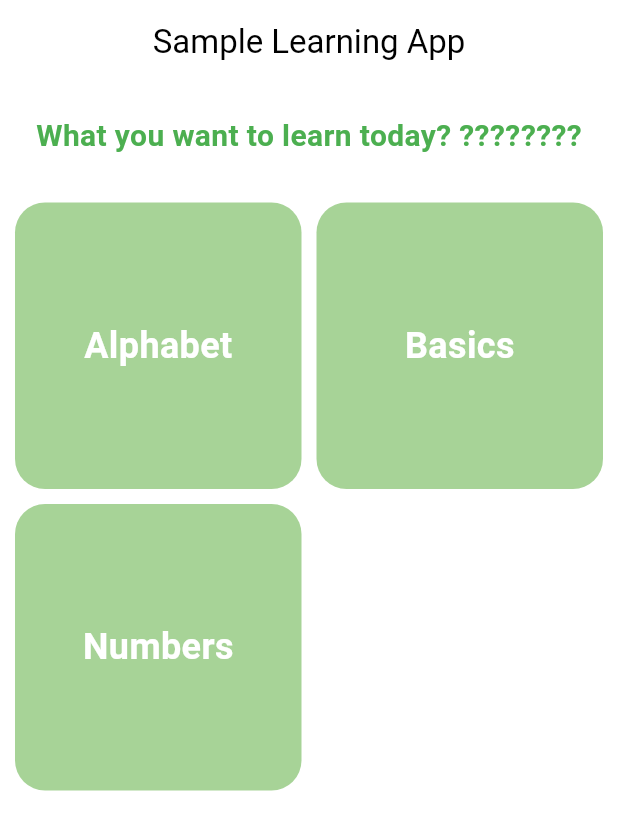
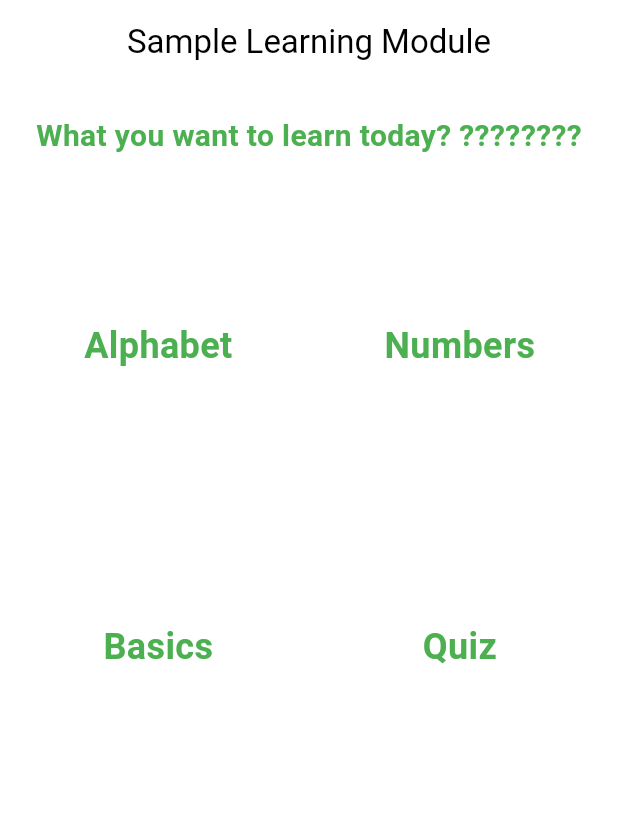
Before and after one commit to jami6/BSE24-14-Learning-Module, a Flutter app: the screen it shows after launch, on a phone screen of 412 x 824 dp. Shown: the top 830 px of the screen. Run offline on Flutter 3.47's test engine with Material 3 defaults, Android fonts, the phone set to English and light mode, and no system bars; our stand-ins replace flip_card.

Commit message:
Quiz and learning module working

```diff
--- a/flutter_app/lib/Answer.dart
+++ b/flutter_app/lib/Answer.dart
@@ -13,11 +13,11 @@ class Answer extends StatelessWidget {
     return SizedBox(
       width: double.infinity,
       child: ElevatedButton(
-        onPressed: selectHandler(),
+        onPressed: ()=> selectHandler(),
         style: ButtonStyle(
             textStyle:
-                MaterialStateProperty.all(const TextStyle(color: Colors.white)),
-            backgroundColor: MaterialStateProperty.all(Colors.green)),
+                MaterialStateProperty.all(const TextStyle(color: Colors.green)),
+            backgroundColor: MaterialStateProperty.all(Colors.white)),
         child: Text(answerText),
       ),
 
--- a/flutter_app/lib/MyHomePage.dart
+++ b/flutter_app/lib/MyHomePage.dart
@@ -1,4 +1,5 @@
 import 'package:flutter/material.dart';
+import 'package:flutter_app/MyAppState.dart';
 
 import 'FlashcardScreen.dart';
 
@@ -42,8 +43,9 @@ class _MyHomePageState extends State<MyHomePage> {
                   padding: const EdgeInsets.all(10.0),
                   children: <Widget>[
                     _buildCard("Alphabet"),
+                    _buildCard("Numbers"),
                     _buildCard("Basics"),
-                    _buildCard("Numbers"),
+                    _buildQuizCard("Quiz"),
                   ],
                 ),
               ),
@@ -65,13 +67,40 @@ class _MyHomePageState extends State<MyHomePage> {
         height: 200,
         width: 200,
         decoration: const BoxDecoration(
-            color: Color(0xffA7D397),
+            color: Colors.white,
             borderRadius: BorderRadius.all(Radius.circular(20))),
         child: Center(
           child: Text(
             text,
             style: const TextStyle(
-              color: Colors.white,
+              color: Colors.green,
+              fontSize: 24,
+              fontWeight: FontWeight.bold,
+            ),
+          ),
+        ),
+      ),
+    );
+  }
+
+  Widget _buildQuizCard(String text) {
+    return GestureDetector(
+      onTap: () {
+        Navigator.of(context).push(MaterialPageRoute(
+          builder: (context) => MyAppState(),
+        ));
+      },
+      child: Container(
+        height: 200,
+        width: 200,
+        decoration: const BoxDecoration(
+            color: Colors.white,
+            borderRadius: BorderRadius.all(Radius.circular(20))),
+        child: Center(
+          child: Text(
+            text,
+            style: const TextStyle(
+              color: Colors.green,
               fontSize: 24,
               fontWeight: FontWeight.bold,
             ),
--- a/flutter_app/lib/Quiz.dart
+++ b/flutter_app/lib/Quiz.dart
@@ -1,7 +1,7 @@
 import 'package:flutter/material.dart';
 
-import './answer.dart';
-import './question.dart';
+import './Answer.dart';
+import './Question.dart';
 
 class Quiz extends StatelessWidget {
   final List<Map<String, Object>> questions;
--- a/flutter_app/lib/Result.dart
+++ b/flutter_app/lib/Result.dart
@@ -46,13 +46,13 @@ class Result extends StatelessWidget {
             textAlign: TextAlign.center,
           ), //Text
           TextButton(
-            onPressed: resetHandler(),
+            onPressed: ()=> resetHandler(),
             child: Container(
               color: Colors.green,
               padding: const EdgeInsets.all(14),
               child: const Text(
                 'Restart Quiz',
-                style: TextStyle(color: Colors.blue),
+                style: TextStyle(color: Colors.white),
               ),
             ),
           ),
--- a/flutter_app/lib/data.dart
+++ b/flutter_app/lib/data.dart
@@ -1,8 +1,6 @@
 //small json data assigned to variable data to be used in FlashcardScreen widget
 var data = {
   "Alphabet": [
-    {"image": "IMAGE PENDING", "letter": "A"},
-    {"image": "IMAGE PENDING", "letter": "B"},
     {"image": "assets/images/C.jpg", "letter": "C"},
     {"image": "assets/images/D.jpg", "letter": "D"},
     {"image": "assets/images/E.jpg", "letter": "E"},
@@ -25,7 +23,7 @@ var data = {
     {"image": "IMAGE PENDING", "letter": "Bye"}
   ],
   "Numbers": [
-    {"image": "IMAGE PENDING", "letter": "2"},
-    {"image": "IMAGE PENDING", "letter": "4"}
+    {"image": "assets/images/3.jpg", "letter": "3"},
+    {"image": "assets/images/4.jpg", "letter": "4"}
   ]
 };
--- a/flutter_app/lib/main.dart
+++ b/flutter_app/lib/main.dart
@@ -16,7 +16,7 @@ class MyApp extends StatelessWidget {
       title: 'Sign Language Learning Module',
       theme: ThemeData(
           colorScheme: ColorScheme.fromSwatch(primarySwatch: Colors.green)),
-      home: const MyHomePage(title: 'Sample Learning App'),
+      home: const MyHomePage(title: 'Sample Learning Module'),
 
     );
   }
```
Also changed, not shown: flutter_app/lib/MyAppState.dart (+15 -7 lines), flutter_app/assets/images/3.jpg (added), flutter_app/assets/images/4.jpg (added).
